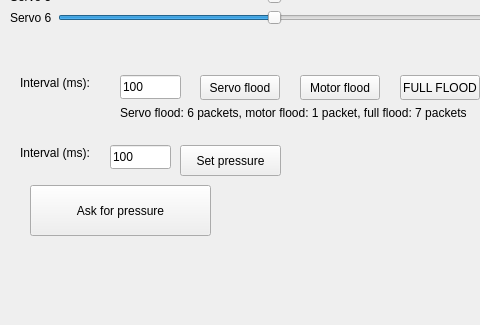
Above: App/mainwindow.ui from sq8vps/haller before the change; both pictures show x 0 to 480 and y 375 to 700 of the 1400 by 700 pixel window. Below: the same form after it.
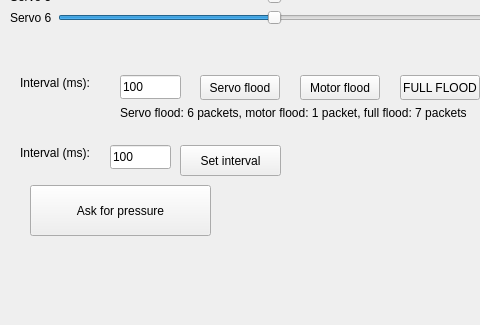
That is the form after the change.

Commit message: update task for receiving pressure

```diff
--- a/App/mainwindow.ui
+++ b/App/mainwindow.ui
@@ -574,7 +574,7 @@
      </rect>
     </property>
     <property name="text">
-     <string>Set pressure</string>
+     <string>Set interval</string>
     </property>
    </widget>
    <widget class="QLineEdit" name="lineEdit_3">
```
The commit also changes 1 other file.
